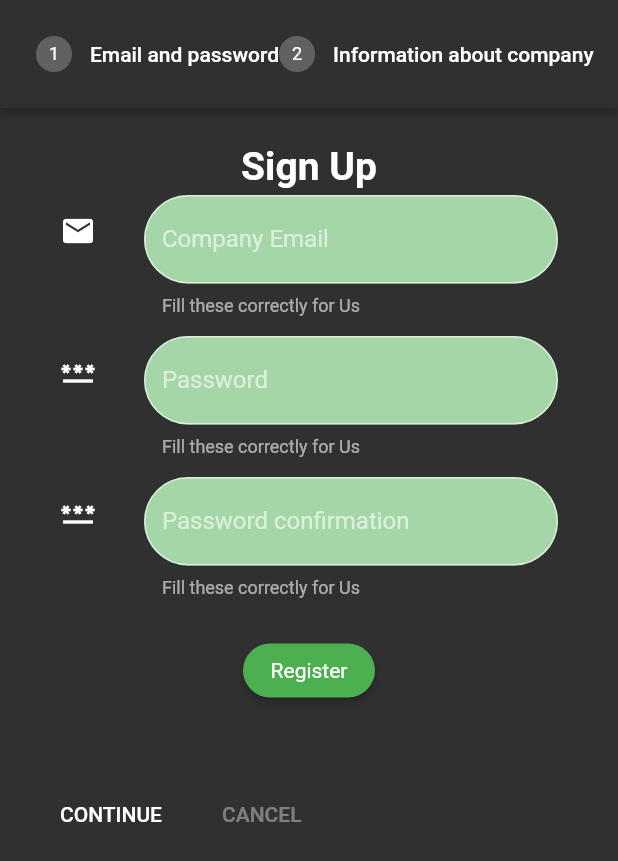
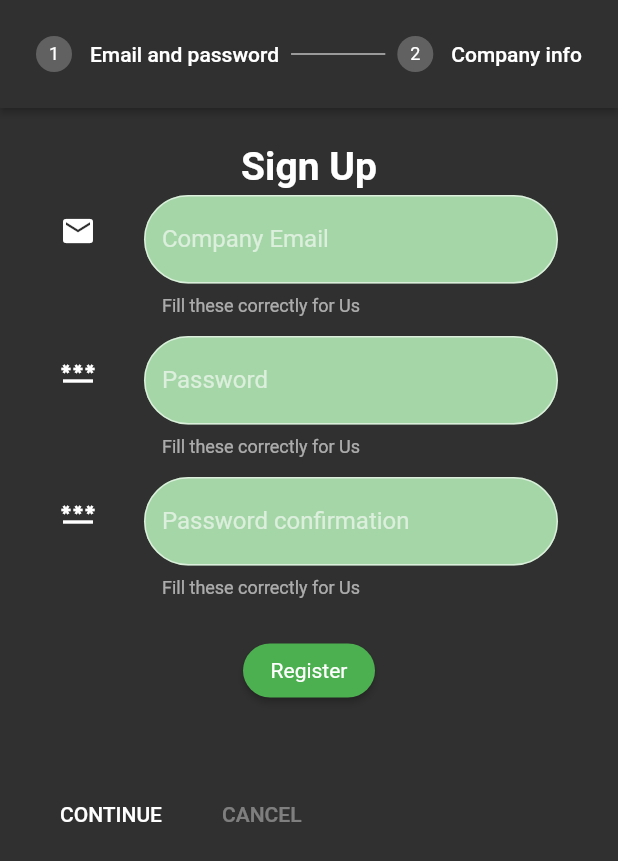
Before and after one commit to Edward-kwabena-Twumasi/Flutterer, a Flutter app: the CompanySignupForm widget shown alone on an empty page, opened directly, on a phone screen of 412 x 824 dp. Shown: the top 861 px of the screen. Run offline on Flutter 3.47's test engine with Material 2 defaults, Android fonts, the phone set to English and light mode, and no system bars; our stand-ins replace cloud_firestore, firebase_auth, firebase_core, geolocator; missing offline and left inert: dart:html, dart:js; accounts and stored records are empty.

Commit message:
flutter project

```diff
--- a/lib/components/applicationwidgets.dart
+++ b/lib/components/applicationwidgets.dart
@@ -165,6 +165,7 @@ class _menuButtonState extends State<menuButton> {
                 });
                 value.selectregion = dropdownValue;
                 print(value.selectregion);
+                regioncontroller!.text = dropdownValue!;
               },
               items: regions.map<DropdownMenuItem<String>>((String value) {
                 return DropdownMenuItem<String>(
@@ -173,7 +174,19 @@ class _menuButtonState extends State<menuButton> {
                 );
               }).toList(),
             ),
-            Expanded(child: TextField(controller: regioncontroller))
+            Expanded(
+                child: TextField(
+              controller: regioncontroller,
+              decoration: new InputDecoration(
+                border: new OutlineInputBorder(
+                  borderRadius: const BorderRadius.all(
+                    const Radius.circular(30.0),
+                  ),
+                ),
+                filled: true,
+                fillColor: Colors.green[200],
+              ),
+            ))
           ],
         ),
       ),
--- a/lib/screens/agentlogin.dart
+++ b/lib/screens/agentlogin.dart
@@ -34,7 +34,6 @@ void main() {
 // void main() {
 //   runApp(MyApp());
 // }
-TextEditingController? controller1, controller2, comtroller3;
 
 class MyCompApp extends StatelessWidget {
   var style = TextStyle(
@@ -51,8 +50,7 @@ class MyCompApp extends StatelessWidget {
       debugShowCheckedModeBanner: false,
       routes: {
         "/home": (context) => ButtomNav(),
-        "/companyinfo": (context) =>
-            DashApp(controller1!, controller2!, controller3!)
+        "/companyinfo": (context) => DashApp()
       },
       title: 'Login as Agent',
       darkTheme: ThemeData.dark(),
--- a/lib/screens/companysignup.dart
+++ b/lib/screens/companysignup.dart
@@ -20,6 +20,9 @@ class CompanySignupFormState extends State<CompanySignupForm> {
   String errormesg = "";
   int currentstep = 0;
   bool tonext = false;
+  bool select2 = false;
+  bool select1 = false;
+  bool select3 = false;
   TextEditingController email = TextEditingController();
   TextEditingController passwd = TextEditingController();
   TextEditingController passwd1 = TextEditingController();
@@ -114,7 +117,7 @@ class CompanySignupFormState extends State<CompanySignupForm> {
             ),
           ),
           Step(
-            title: Text("Information about company"),
+            title: Text("Company info"),
             content: Consumer<CompanyState>(
               builder: (context, value, child) => Form(
                 key: _formKey2,
@@ -122,7 +125,7 @@ class CompanySignupFormState extends State<CompanySignupForm> {
                   child: Column(
                     mainAxisAlignment: MainAxisAlignment.start,
                     children: <Widget>[
-                      Text("Please fill company info below",
+                      Text("Fill form below",
                           style: TextStyle(
                               color: Colors.black,
                               fontWeight: FontWeight.w700)),
@@ -137,12 +140,16 @@ class CompanySignupFormState extends State<CompanySignupForm> {
                         mainAxisAlignment: MainAxisAlignment.center,
                         children: [
                           InputChip(
+                            selected: select1,
                             labelPadding: EdgeInsets.all(5),
                             selectedColor: Colors.green,
                             onPressed: () {
                               setState(() {
                                 companytype = "Bus";
                                 print(companytype);
+                                select1 = true;
+                                select3 == true ? false : false;
+                                select2 == true ? false : false;
                               });
                             },
                             label: Text("Bus"),
@@ -151,12 +158,16 @@ class CompanySignupFormState extends State<CompanySignupForm> {
                             ),
                           ),
                           InputChip(
+                              selected: select2,
                               labelPadding: EdgeInsets.all(5),
                               selectedColor: Colors.green,
                               onPressed: () {
                                 setState(() {
                                   companytype = "Flight";
                                   print(companytype);
+                                  select2 = true;
+                                  select1 == true ? false : false;
+                                  select3 == true ? false : false;
                                 });
                               },
                               label: Text("Flight"),
@@ -164,12 +175,16 @@ class CompanySignupFormState extends State<CompanySignupForm> {
                                 child: Text("F"),
                               )),
                           InputChip(
+                              selected: select3,
                               labelPadding: EdgeInsets.all(5),
                               selectedColor: Colors.green,
                               onPressed: () {
                                 setState(() {
                                   companytype = "Train";
                                   print(companytype);
+                                  select3 = true;
+                                  select1 == true ? false : false;
+                                  select2 == true ? false : false;
                                 });
                               },
                               label: Text("Train"),
--- a/lib/screens/dashboard.dart
+++ b/lib/screens/dashboard.dart
@@ -16,22 +16,25 @@ TextEditingController? controller1, controller2, controller3;
 void main() {
   WidgetsFlutterBinding.ensureInitialized();
   runApp(ChangeNotifierProvider(
-      create: (context) => CompanyState(),
-      builder: (context, _) =>
-          DashApp(controller1!, controller2!, controller3!)));
+      create: (context) => CompanyState(), builder: (context, _) => DashApp()));
 }
 
-class DashApp extends StatelessWidget {
-  final TextEditingController namecontroller, idcontroller;
-  final TextEditingController regioncontroller;
-  const DashApp(this.idcontroller, this.namecontroller, this.regioncontroller);
+class DashApp extends StatefulWidget {
+  DashAppState createState() => DashAppState();
+}
+
+class DashAppState extends State<DashApp> {
+  final namecontroller = TextEditingController(),
+      idcontroller = TextEditingController(),
+      regioncontroller = TextEditingController();
+
   Widget build(BuildContext context) {
     return MaterialApp(
         home: Scaffold(
             floatingActionButton: Stack(
               children: [
                 Positioned(
-                  left: 5,
+                  right: 55,
                   bottom: 5,
                   child: FloatingActionButton.extended(
                       heroTag: "addregion",
@@ -51,8 +54,8 @@ class DashApp extends StatelessWidget {
                       label: Text("Add region")),
                 ),
                 Positioned(
-                  left: 5,
-                  bottom: 65,
+                  right: 25,
+                  bottom: 30,
                   child: FloatingActionButton.extended(
                       heroTag: "addstation",
                       onPressed: () {
@@ -81,7 +84,7 @@ class DashApp extends StatelessWidget {
                 ),
                 Positioned(
                   right: 5,
-                  bottom: 5,
+                  bottom: 55,
                   child: FloatingActionButton.extended(
                       heroTag: "schedule",
                       onPressed: () {
@@ -125,6 +128,8 @@ class DashboardState extends State<Dashboard> {
             child: StreamBuilder(
                 stream: FirebaseFirestore.instance
                     .collection('companies')
+                    .doc('Bus')
+                    .collection('Registered Companies')
                     .where('id',
                         isEqualTo: FirebaseAuth.instance.currentUser!.uid)
                     .snapshots(),
@@ -151,22 +156,15 @@ class DashboardState extends State<Dashboard> {
                   return ListView(
                       shrinkWrap: true,
                       children: snapshot.data!.docs
-                          .map(
-                            (doc) => ExpansionTile(
-                                title: Text(doc['region']),
-                                subtitle: Text("Stations in this region"),
-                                children: [
-                                  ListView.builder(
+                          .map((doc) => ListView.builder(
                               shrinkWrap: true,
-                                      itemCount: doc['stations'].length,
+                              itemCount: doc['regions'].length,
                               itemBuilder: (context, index) {
                                 return Text("Hello");
                                 //Text(doc['stations'][index]
                                 //     .city()
                                 //     .toString());
-                                      })
-                                ]),
-                          )
+                              }))
                           .toList());
                 })));
   }
--- a/lib/screens/signup.dart
+++ b/lib/screens/signup.dart
@@ -94,6 +94,7 @@ class SignupFormState extends State<SignupForm> {
                                   setState(() {});
                                   tonext = true;
                                   value.registedmail = email.text;
+                                  print(value.registedmail);
                                   //Navigator.pushNamed(context, '/home');
                                 } else {
                                   print(value);
```
Also changed, not shown: lib/screens/homepage.dart (+0 -22 lines), 1 other file. Lines whose indentation alone changed are shown as unchanged.
